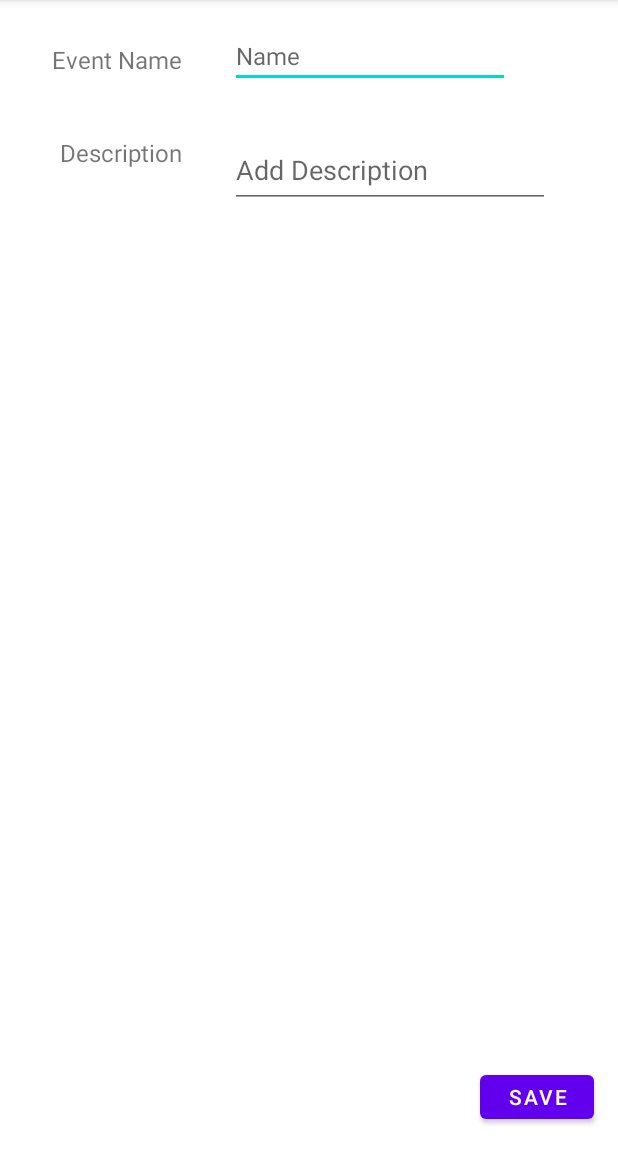
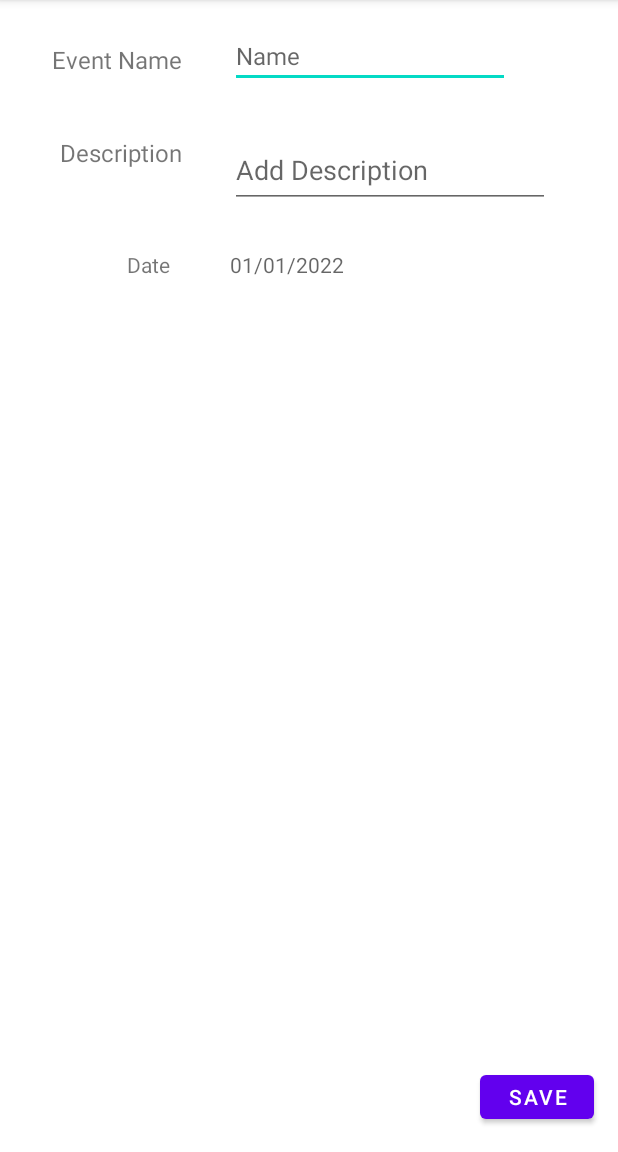
Before and after one commit to Azura-yuwi/OnTrack, an Android app: the NewEventPage screen opened directly, with no data from a screen before it, on a phone screen of 412 x 824 dp, the part 84-1236 px from its top. Run offline under Robolectric (Android 15) with nearby library versions, the phone set to English and light mode, and no system bars.

Commit message:
02/23/2022 Initial Date Selector

```diff
--- a/app/src/main/java/com/example/ontrack/NewEventPage.java
+++ b/app/src/main/java/com/example/ontrack/NewEventPage.java
@@ -2,19 +2,39 @@ package com.example.ontrack;
 
 import androidx.appcompat.app.AppCompatActivity;
 
+import android.app.DatePickerDialog;
 import android.content.Intent;
 import android.os.Bundle;
 import android.view.View;
+import android.widget.DatePicker;
 import android.widget.EditText;
 import android.widget.TextView;
 
-public class NewEventPage extends AppCompatActivity {
+import java.text.DateFormat;
+import java.util.Calendar;
+
+public class NewEventPage extends AppCompatActivity implements DatePickerDialog.OnDateSetListener{
     private int pass_type;
+    TextView dateToEdit;
+    int year;
+    int month;
+    int day;
 
     @Override
     protected void onCreate(Bundle savedInstanceState) {
         super.onCreate(savedInstanceState);
         setContentView(R.layout.activity_new_event_page);
+        setDate(1,1,1);
+        dateToEdit = findViewById(R.id.editTextDate);
+        dateToEdit.setOnClickListener(new View.OnClickListener(){
+            @Override
+            public void onClick(View v)
+            {
+                com.example.ontrack.DatePickerFragment picker;
+                picker = new com.example.ontrack.DatePickerFragment();
+                picker.show(getSupportFragmentManager(), "DATE_PICK");
+            }
+        });
 
         Intent intent = getIntent();
         pass_type = intent.getIntExtra("pass_type", 0);
@@ -26,6 +46,23 @@ public class NewEventPage extends AppCompatActivity {
             editText.setText(intent.getStringExtra("event_name"));
             editDes.setText(intent.getStringExtra("event_des"));
         }
+    }
+
+    public void setDate(int y, int m, int d)
+    {
+        year = y; month = m; day = d;
+    }
+
+    @Override
+    public void onDateSet(DatePicker view, int year, int month, int day)
+    {
+        Calendar c = Calendar.getInstance();
+        c.set(Calendar.YEAR, year);
+        c.set(Calendar.MONTH, month);
+        c.set(Calendar.DAY_OF_MONTH, day);
+        setDate(year, month+1, day);
+        String selectedDate = DateFormat.getDateInstance(DateFormat.FULL).format(c.getTime());
+        dateToEdit.setText(selectedDate);
     }
 
     public void save(View view)
@@ -45,6 +82,9 @@ public class NewEventPage extends AppCompatActivity {
         {
             intent.putExtra("make_new", nametoPassBack);
             intent.putExtra("make_des", descriptionToPass);
+            intent.putExtra("make_year", year);
+            intent.putExtra("make_month", month);
+            intent.putExtra("make_day", day);
         }
 
         setResult(RESULT_OK, intent); //RESULT_OK = -1 i believe
--- a/app/src/main/res/layout/activity_new_event_page.xml
+++ b/app/src/main/res/layout/activity_new_event_page.xml
@@ -71,4 +71,26 @@
         android:minHeight="48dp"
         app:layout_constraintStart_toStartOf="@+id/etEventName"
         app:layout_constraintTop_toTopOf="@+id/tvMakeDescription" />
+
+    <TextView
+        android:id="@+id/editTextDate"
+        android:layout_width="wrap_content"
+        android:layout_height="wrap_content"
+        android:layout_marginTop="28dp"
+        android:hint="@string/default_date"
+        android:inputType="date"
+        app:layout_constraintStart_toStartOf="@+id/etmlMakeDescription"
+        app:layout_constraintTop_toBottomOf="@+id/etmlMakeDescription"
+        tools:ignore="TouchTargetSizeCheck" />
+
+    <TextView
+        android:id="@+id/tvMakeDate"
+        android:layout_width="wrap_content"
+        android:layout_height="wrap_content"
+        android:layout_marginEnd="8dp"
+        android:text="Date"
+        app:layout_constraintEnd_toEndOf="@+id/tvMakeDescription"
+        app:layout_constraintTop_toTopOf="@id/editTextDate"
+        app:layout_constraintBottom_toBottomOf="@id/editTextDate"
+        tools:layout_editor_absoluteY="185dp" />
 </androidx.constraintlayout.widget.ConstraintLayout>
```
Also changed, not shown: app/src/main/java/com/example/ontrack/DatePickerFragment.java (added, +25 -0 lines), app/src/main/java/com/example/ontrack/Event.java (+27 -0 lines), app/src/main/java/com/example/ontrack/MainActivity.java (+7 -0 lines), app/src/main/java/com/example/ontrack/MainAdapter.java (+8 -0 lines), app/src/main/res/layout/text_row_item.xml (+17 -4 lines), app/src/main/res/values/strings.xml (+1 -8 lines).
